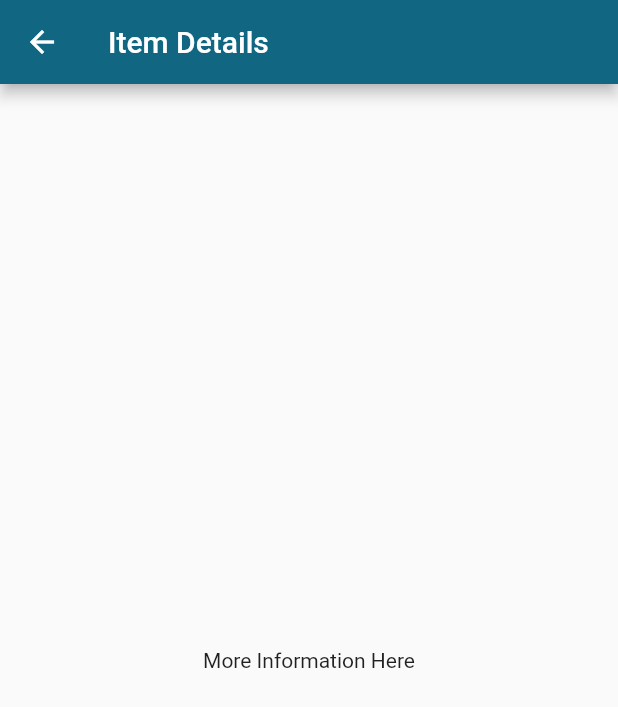
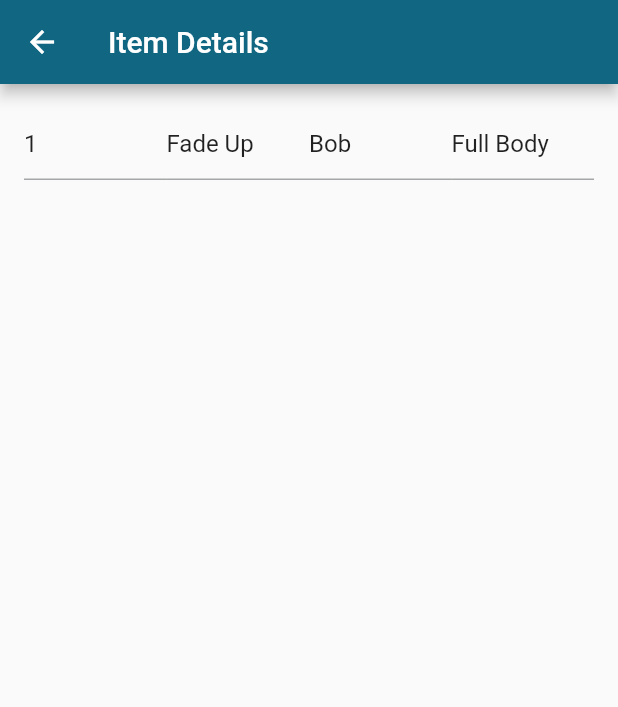
Before and after one commit to ictwill/FollowspotFlutter, a Flutter app: the screen it shows after launch, after a tap on an icon or button, on a phone screen of 412 x 824 dp. Shown: the top 707 px of the screen. Run offline on Flutter 3.47's test engine with Material 2 defaults, Android fonts, the phone set to English and light mode, and no system bars; missing offline and left inert: window_size; generated files the repository leaves out were written again.

Commit message:
modified:   .gitignore 	modified:   lib/src/models/cue.dart 	modified:   lib/src/models/show_model.dart 	modified:   lib/src/sample_feature/sample_item_details_view.dart 	modified:   lib/src/sample_feature/sample_item_list_view.dart

```diff
--- a/lib/src/models/cue.dart
+++ b/lib/src/models/cue.dart
@@ -1,3 +1,5 @@
+import 'package:flutter/material.dart';
+
 /// A placeholder class that represents an entity or model.
 class Cue {
   const Cue(
@@ -21,4 +23,6 @@ class Cue {
   final List<String> frames;
   final int time;
   final String notes;
+
+  Color getColor() => Colors.amber;
 }
--- a/lib/src/models/show_model.dart
+++ b/lib/src/models/show_model.dart
@@ -50,9 +50,34 @@ class ShowModel extends ChangeNotifier {
       Cue(41, 'Fade Up', 'Bob', 2, 'Full Body', 50, ['R132', 'L202'], '', '39'),
       Cue(42, 'Fade Up', 'Bob', 2, 'Full Body', 50, ['R132', 'L202'], '', '40'),
       Cue(43, 'Fade Up', 'Bob', 2, 'Full Body', 50, ['R132', 'L202'], '', '41'),
+    ],
+    const [
+      Cue(1, 'Fade Up', 'Bob', 2, 'Full Body', 50, ['R132', 'L202'], '', '1'),
+      Cue(2, 'Fade Up', 'Bob', 2, 'Full Body', 50, ['R132', 'L202'], '', '2'),
+      Cue(3, 'Fade Up', 'Bob', 2, 'Full Body', 50, ['R132', 'L202'],
+          'Fade out with exit', '3'),
+      Cue(4, 'Fade Up', 'Bob', 2, 'Full Body', 50, ['R132', 'L202'], '', '4'),
+      Cue(5, 'Fade Up', 'Bob', 2, 'Full Body', 50, ['R132', 'L202'], '', '5'),
+      Cue(6, 'Fade Up', 'Bob', 2, 'Full Body', 50, ['R132', 'L202'], '', '6'),
+      Cue(7, 'Fade Up', 'Bob', 2, 'Full Body', 50, ['R132', 'L202'], '', '7'),
+      Cue(8, 'Fade Up', 'Bob', 2, 'Full Body', 50, ['R132', 'L202'], '', '8'),
+      Cue(9, 'Fade Up', 'Bob', 2, 'Full Body', 50, ['R132', 'L202'], '', '9'),
+      Cue(10, 'Fade Up', 'Bob', 2, 'Full Body', 50, ['R132', 'L202'], '', '10'),
+      Cue(11, 'Fade Up', 'Bob', 2, 'Full Body', 50, ['R132', 'L202'], '', '11'),
+      Cue(12, 'Fade Up', 'Bob', 2, 'Full Body', 50, ['R132', 'L202'], '', '12'),
+      Cue(13, 'Fade Up', 'Bob', 2, 'Full Body', 50, ['R132', 'L202'], '', '13'),
+      Cue(14, 'Fade Up', 'Bob', 2, 'Full Body', 50, ['R132', 'L202'], '', '14'),
+      Cue(15, 'Fade Up', 'Bob', 2, 'Full Body', 50, ['R132', 'L202'], '', '15'),
+      Cue(16, 'Fade Up', 'Bob', 2, 'Full Body', 50, ['R132', 'L202'], '', '16'),
+      Cue(17, 'Fade Up', 'Bob', 2, 'Full Body', 50, ['R132', 'L202'], '', '17'),
+      Cue(18, 'Fade Up', 'Bob', 2, 'Full Body', 50, ['R132', 'L202'], '', '18'),
+      Cue(19, 'Fade Up', 'Bob', 2, 'Full Body', 50, ['R132', 'L202'], '', '19'),
+      Cue(20, 'Fade Up', 'Bob', 2, 'Full Body', 50, ['R132', 'L202'], '', '20'),
+      Cue(21, 'Fade Up', 'Bob', 2, 'Full Body', 50, ['R132', 'L202'], '', '21'),
     ]
   ];
-  final Cue blank = const Cue(-1, '', '', 0, '', 0, [], '', '');
+  static const Cue blank = Cue(-1, '', '', 0, '', 0, [], '', '');
+  Cue currentCue = blank;
 
   //Get a list of every cue number used in the show.
   List<double> cueNumbers() {
@@ -75,6 +100,10 @@ class ShowModel extends ChangeNotifier {
     );
   }
 
+  void selectCue(Cue cue) {
+    currentCue = cue;
+  }
+
   List<List<Cue>> get cuelists {
     return _cuelists;
   }
--- a/lib/src/sample_feature/sample_item_details_view.dart
+++ b/lib/src/sample_feature/sample_item_details_view.dart
@@ -1,4 +1,8 @@
 import 'package:flutter/material.dart';
+import 'package:followspot_application_1/src/models/show_model.dart';
+import 'package:provider/provider.dart';
+
+import '../models/cue.dart';
 
 /// Displays detailed information about a SampleItem.
 class SampleItemDetailsView extends StatelessWidget {
@@ -8,13 +12,56 @@ class SampleItemDetailsView extends StatelessWidget {
 
   @override
   Widget build(BuildContext context) {
+    final Cue cue;
+
     return Scaffold(
       appBar: AppBar(
         title: const Text('Item Details'),
       ),
-      body: const Center(
-        child: Text('More Information Here'),
+      body: Container(
+        margin: const EdgeInsets.all(16),
+        child: const EditCue(),
       ),
     );
   }
 }
+
+class EditCue extends StatelessWidget {
+  const EditCue({super.key});
+
+  @override
+  Widget build(BuildContext context) {
+    return Consumer<ShowModel>(
+      builder: (BuildContext context, show, Widget? child) {
+        return Table(
+          children: [
+            TableRow(
+              children: [
+                TextField(
+                  controller: TextEditingController(
+                    text: show.currentCue.number.toString(),
+                  ),
+                ),
+                TextField(
+                  controller: TextEditingController(
+                    text: show.currentCue.action.toString(),
+                  ),
+                ),
+                TextField(
+                  controller: TextEditingController(
+                    text: show.currentCue.target.toString(),
+                  ),
+                ),
+                TextField(
+                  controller: TextEditingController(
+                    text: show.currentCue.size.toString(),
+                  ),
+                ),
+              ],
+            )
+          ],
+        );
+      },
+    );
+  }
+}
--- a/lib/src/sample_feature/sample_item_list_view.dart
+++ b/lib/src/sample_feature/sample_item_list_view.dart
@@ -80,68 +80,95 @@ class CueCardCompact extends StatelessWidget {
     } else {
       return Expanded(
         child: Card(
-          color: Colors.amber,
           borderOnForeground: false,
           elevation: 4,
           clipBehavior: Clip.antiAlias,
           child: InkWell(
             onTap: () {
+              Provider.of<ShowModel>(context, listen: false).selectCue(item);
               Navigator.restorablePushNamed(
                 context,
                 SampleItemDetailsView.routeName,
               );
             },
             child: Row(
+              crossAxisAlignment: CrossAxisAlignment.start,
+              children: [
+                ColoredBox(
+                  color: item.getColor(),
+                  child: Column(
                     children: [
                       Padding(
                         padding: const EdgeInsets.symmetric(
-                      vertical: 12.0, horizontal: 16.0),
+                            vertical: 26.0, horizontal: 16.0),
                         child: Text(item.number,
                             textAlign: TextAlign.center,
-                      style: Theme.of(context).textTheme.titleMedium!.copyWith(
-                            color: Theme.of(context).colorScheme.onPrimary,
+                            style: Theme.of(context)
+                                .textTheme
+                                .titleMedium!
+                                .copyWith(
+                                  color:
+                                      Theme.of(context).colorScheme.onPrimary,
                                 )),
                       ),
+                    ],
+                  ),
+                ),
                 Expanded(
-                  child: ColoredBox(
-                    color: Theme.of(context).cardColor,
+                  child: Padding(
+                    padding: const EdgeInsets.symmetric(
+                        vertical: 8.0, horizontal: 16),
                     child: Column(
                       children: [
-                        Row(
-                          mainAxisAlignment: MainAxisAlignment.spaceEvenly,
+                        Table(
+                          columnWidths: const <int, TableColumnWidth>{
+                            1: FlexColumnWidth(2.0)
+                          },
                           children: [
-                            Column(children: [
+                            TableRow(
+                              children: [
                                 Text(item.action),
-                              const SizedBox(height: 8),
-                              Text(item.intensity.toString()),
-                            ]),
-                            Column(
-                              mainAxisAlignment: MainAxisAlignment.center,
+                                Text(
+                                  item.target,
+                                  textAlign: TextAlign.center,
+                                ),
+                                Text(
+                                  item.size,
+                                  textAlign: TextAlign.end,
+                                ),
+                              ],
+                            ),
+                            TableRow(
                               children: [
-                                Text(item.target),
-                                const SizedBox(height: 8),
-                                Text(
+                                Padding(
+                                  padding:
+                                      const EdgeInsets.symmetric(vertical: 8.0),
+                                  child: Text('${item.intensity} %'),
+                                ),
+                                Padding(
+                                  padding:
+                                      const EdgeInsets.symmetric(vertical: 8.0),
+                                  child: Text(
                                     item.frames.toString(),
                                     textAlign: TextAlign.center,
                                   ),
-                              ],
                                 ),
-                            Column(
-                              children: [
-                                Text(item.time.toString()),
-                                const SizedBox(height: 8),
-                                Text(item.size),
+                                Padding(
+                                  padding:
+                                      const EdgeInsets.symmetric(vertical: 8.0),
+                                  child: Text(
+                                    '${item.time}  s',
+                                    textAlign: TextAlign.end,
+                                  ),
+                                ),
                               ],
                             ),
                           ],
                         ),
+                        if (item.notes.isNotEmpty)
                           Row(
                             children: [
-                            if (item.notes.isNotEmpty)
-                              Padding(
-                                padding: const EdgeInsets.all(8.0),
-                                child: Text(item.notes),
-                              ),
+                              Text(item.notes),
                             ],
                           )
                       ],
```
Also changed, not shown: 1 other file. Lines whose indentation alone changed are shown as unchanged.
